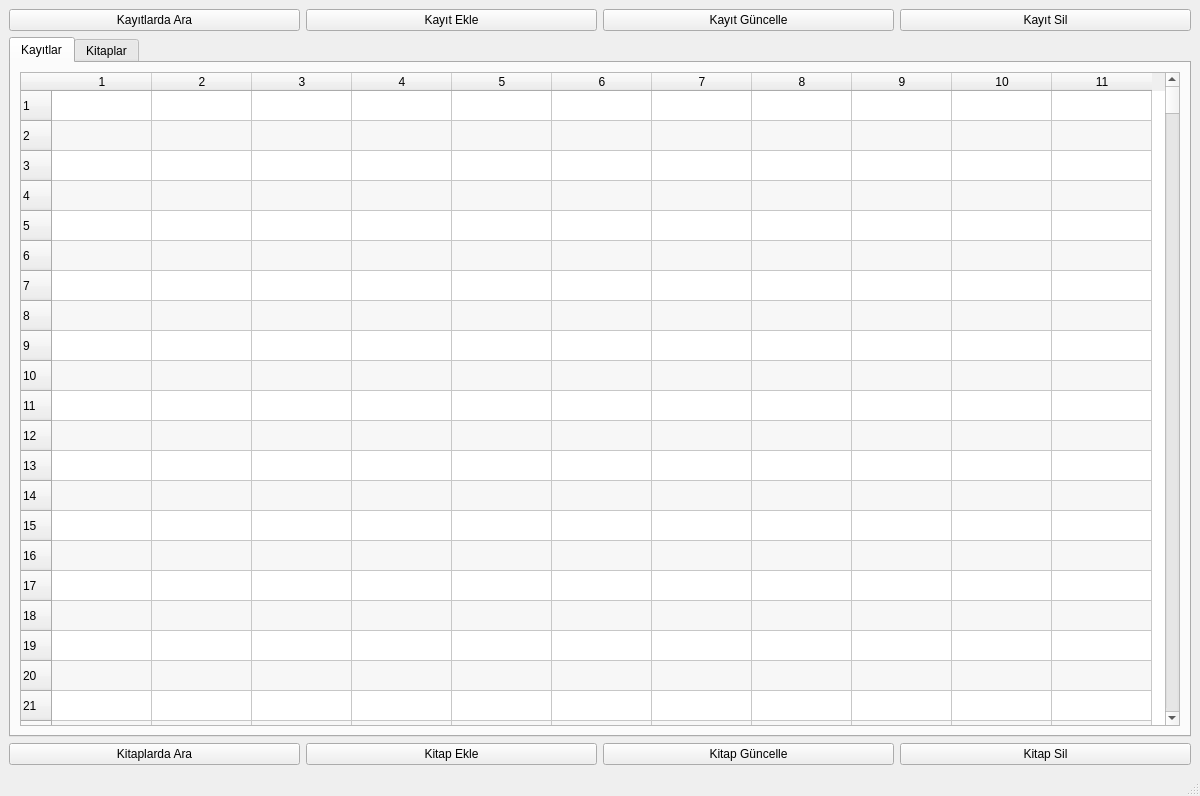
This is lib/window/window.ui in kernelginar/kuys as Qt 5 draws it before an edit. The edited form follows.
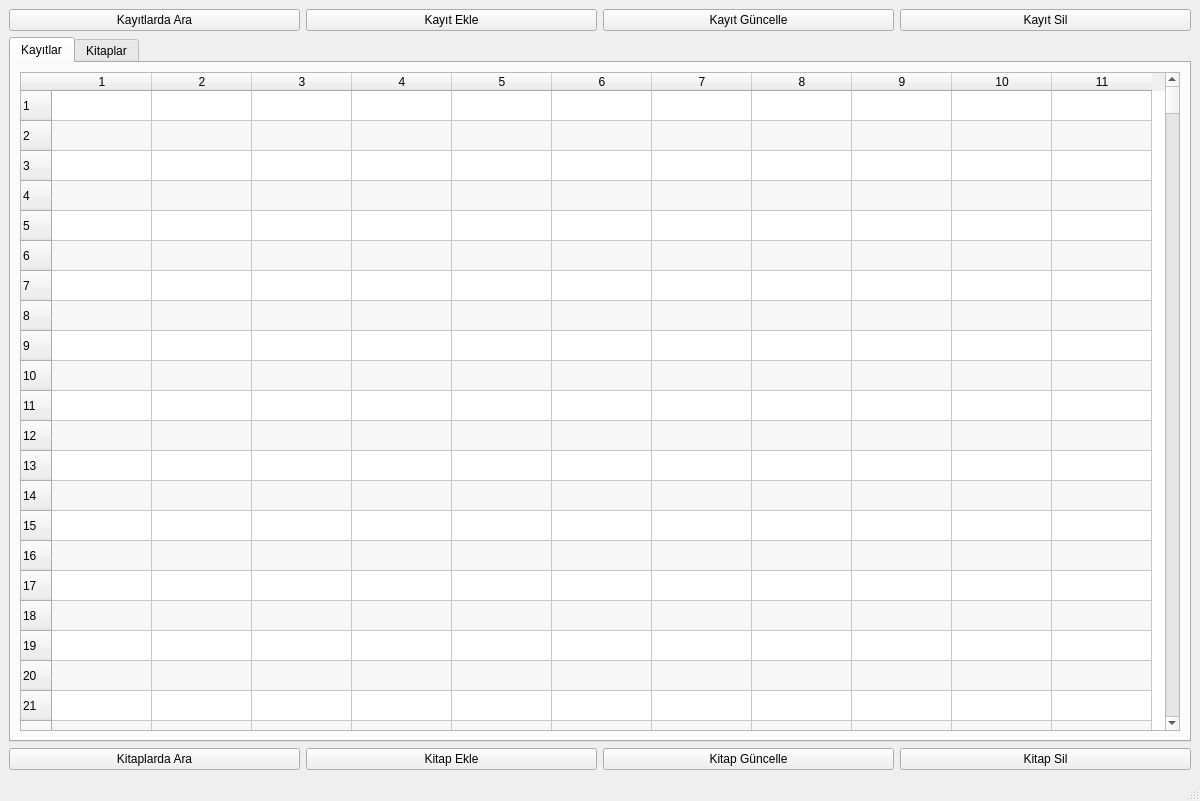
This is the edited form.

Commit message: Arayüz güncellendi ve yeni 3 özellik eklendi

```diff
--- a/lib/window/window.ui
+++ b/lib/window/window.ui
@@ -7,7 +7,7 @@
     <x>0</x>
     <y>0</y>
     <width>1200</width>
-    <height>796</height>
+    <height>801</height>
    </rect>
   </property>
   <property name="minimumSize">
```
